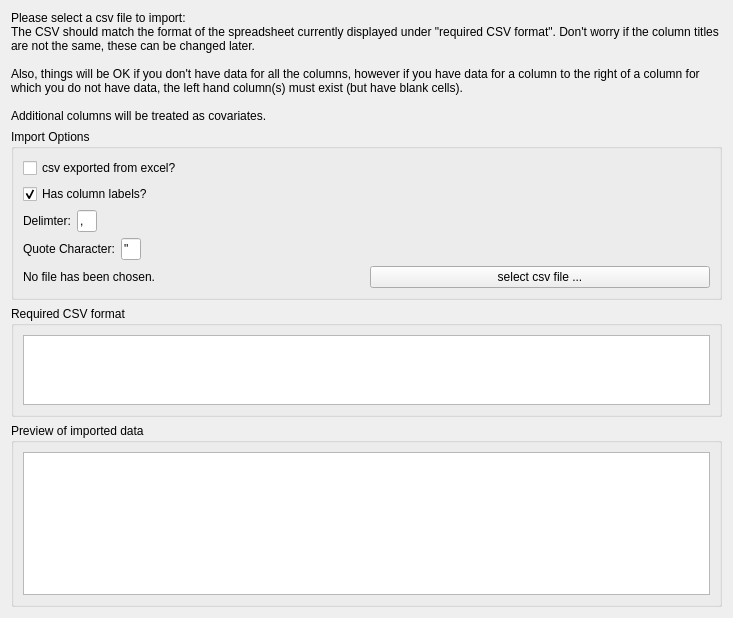
Qt form src/forms/wizardpages/csv_import_page.ui (bwallace/OpenMeta-analyst-) before a commit.
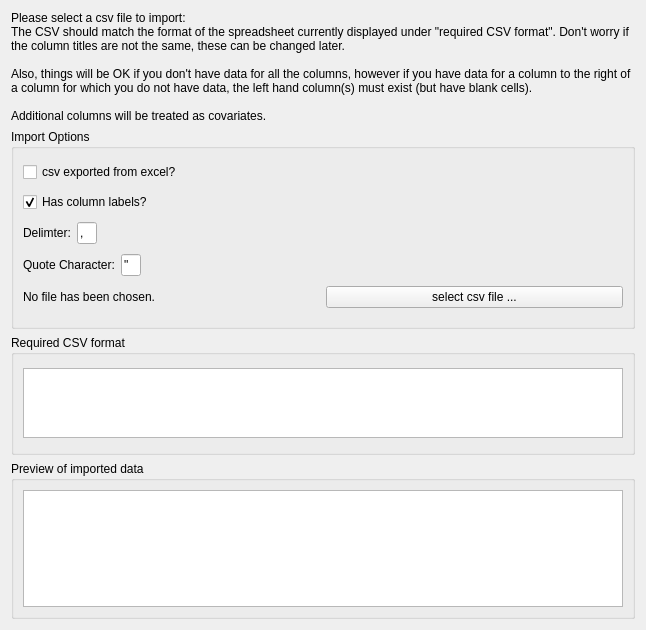
The same form after that commit. Icons and pictures are not drawn.

Diff of the .ui file:
```diff
--- a/src/forms/wizardpages/csv_import_page.ui
+++ b/src/forms/wizardpages/csv_import_page.ui
@@ -6,13 +6,22 @@
    <rect>
     <x>0</x>
     <y>0</y>
-    <width>733</width>
-    <height>618</height>
+    <width>646</width>
+    <height>630</height>
    </rect>
   </property>
+  <property name="minimumSize">
+   <size>
+    <width>500</width>
+    <height>630</height>
+   </size>
+  </property>
   <property name="windowTitle">
    <string>WizardPage</string>
   </property>
+  <property name="title">
+   <string>Choose CSV file</string>
+  </property>
   <layout class="QVBoxLayout" name="verticalLayout_2">
    <item>
     <widget class="QLabel" name="instructions">
@@ -31,6 +40,18 @@
    </item>
    <item>
     <widget class="QGroupBox" name="groupBox">
+     <property name="sizePolicy">
+      <sizepolicy hsizetype="Preferred" vsizetype="Minimum">
+       <horstretch>0</horstretch>
+       <verstretch>0</verstretch>
+      </sizepolicy>
+     </property>
+     <property name="minimumSize">
+      <size>
+       <width>0</width>
+       <height>200</height>
+      </size>
+     </property>
      <property name="title">
       <string>Import Options</string>
      </property>
@@ -174,6 +195,12 @@
    </item>
    <item>
     <widget class="QGroupBox" name="groupBox_2">
+     <property name="minimumSize">
+      <size>
+       <width>0</width>
+       <height>120</height>
+      </size>
+     </property>
      <property name="title">
       <string>Required CSV format</string>
      </property>
```
